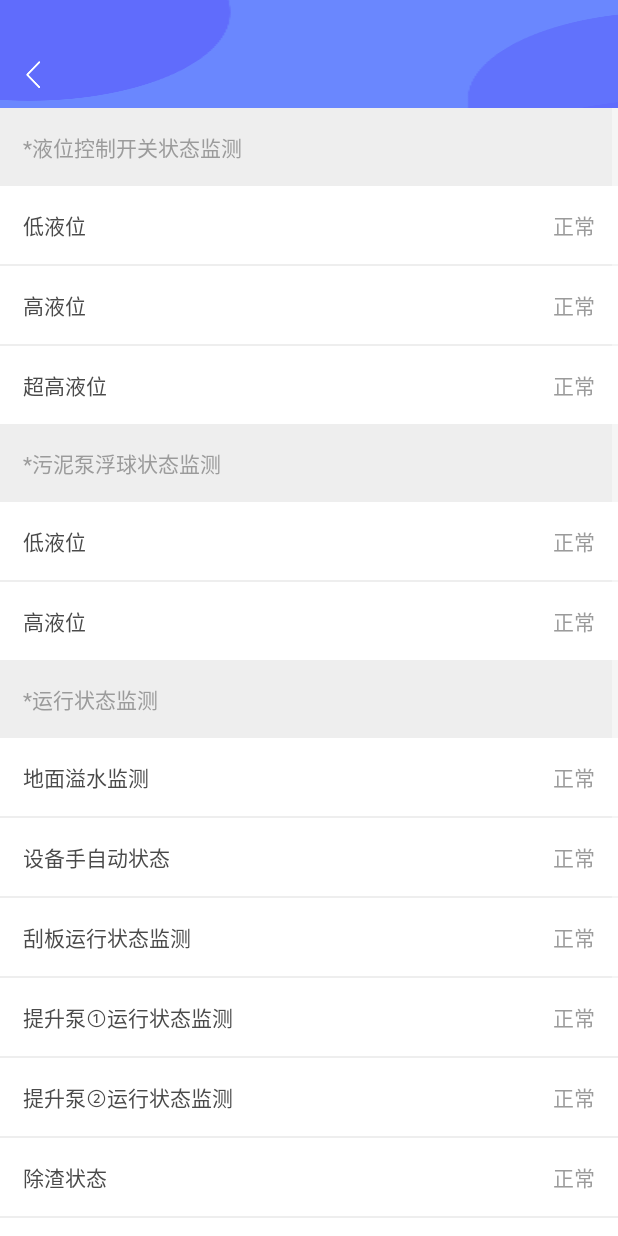
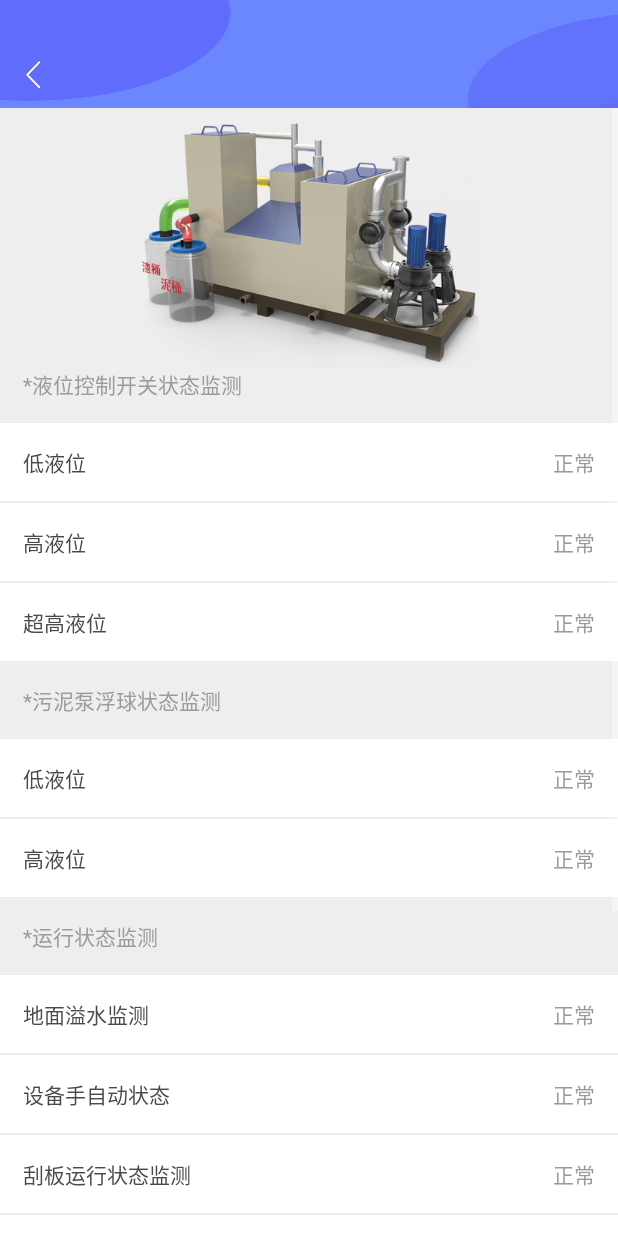
Before and after one commit to marufei/AlarmPro, an Android app: the PartInfoActivity screen opened directly, with no data from a screen before it, on a phone screen of 412 x 824 dp. Run offline under Robolectric (Android 15) with nearby library versions, the phone set to English and light mode, and no system bars; libraries missing offline, so code that uses them is left out: com.alibaba.sdk, com.wang.avi, net.igenius.mqttservice; network calls fail; pictures from the network do not load; 1 statement that could not run was skipped.

Commit message:
APP优化 review by MaRufei

```diff
--- a/app/src/main/java/com/huikezk/alarmpro/activity/PartInfoActivity.java
+++ b/app/src/main/java/com/huikezk/alarmpro/activity/PartInfoActivity.java
@@ -171,7 +171,7 @@ public class PartInfoActivity extends BaseActivity implements MyReceiver.OnMyRec
             } else if (SaveUtils.getString(content).equals(ALARM)) {
                 view.setTextColor(getResources().getColor(R.color.red_f6));
             } else {
-                view.setTextColor(getResources().getColor(R.color.red_f6));
+                view.setTextColor(getResources().getColor(R.color.gray_9b));
             }
             view.setText(SaveUtils.getString(content));
 
--- a/app/src/main/java/com/huikezk/alarmpro/fragment/MineFragment.java
+++ b/app/src/main/java/com/huikezk/alarmpro/fragment/MineFragment.java
@@ -199,7 +199,6 @@ public class MineFragment extends BaseFragment implements View.OnClickListener {
                     if (status.equals("1")) {
                         MyUtils.Loge("lbw", "===mqtt onDestroy");
                         MQTTServiceCommand.disconnect(getActivity().getApplicationContext());
-//                        getActivity().stopService(new Intent(getActivity().getApplicationContext(), MyMqttService.class));
                         SaveUtils.removeAllData();
                         MyApplication.finishAllActivity();
                         ActivityUtil.exitAll();
--- a/app/src/main/java/com/huikezk/alarmpro/fragment/RepairFragment.java
+++ b/app/src/main/java/com/huikezk/alarmpro/fragment/RepairFragment.java
@@ -48,8 +48,6 @@ public class RepairFragment extends BaseFragment implements View.OnClickListener
 
     @Override
     protected void lazyLoad() {
-        list.clear();
-        list.addAll(SaveUtils.getAllEndWithKey("repair"));
         if (fragment_repair_null!=null) {
             initData();
             initReceiver();
@@ -84,7 +82,8 @@ public class RepairFragment extends BaseFragment implements View.OnClickListener
     }
 
     private void initData() {
-
+        list.clear();
+        list.addAll(SaveUtils.getAllEndWithKey("repair"));
         if (list != null && list.size() > 0) {
             List<String> proList = new ArrayList<>();
             for (String str : list) {
--- a/app/src/main/java/com/huikezk/alarmpro/utils/MyUtils.java
+++ b/app/src/main/java/com/huikezk/alarmpro/utils/MyUtils.java
@@ -68,7 +68,7 @@ public class MyUtils {
     public static Toast mToast;
     private static Pattern mPattern;
     private static Matcher mMatcher;
-    public static boolean logStatus = true;
+    public static boolean logStatus = false;
 
     public static void Loge(String TAG, String msg) {
         try {
--- a/app/src/main/res/layout/activity_part_info.xml
+++ b/app/src/main/res/layout/activity_part_info.xml
@@ -17,11 +17,17 @@
             android:layout_width="match_parent"
             android:layout_height="match_parent"
             android:orientation="vertical">
+            <ImageView
+                android:layout_marginTop="10dp"
+                android:layout_width="match_parent"
+                android:layout_height="wrap_content"
+                android:src="@mipmap/gyj_pic"/>
             <!---->
             <TextView
                 android:layout_width="match_parent"
                 android:layout_height="wrap_content"
-                android:padding="15dp"
+                android:paddingLeft="15dp"
+                android:paddingBottom="15dp"
                 android:text="*液位控制开关状态监测"
                 android:textColor="@color/gray_9b" />
 
```
Also changed, not shown: app/build.gradle (+16 -13 lines), app/src/main/java/com/huikezk/alarmpro/activity/SplashActivity.java (+23 -14 lines), app/src/main/java/com/huikezk/alarmpro/fragment/HomeFragment.java (+14 -3 lines), app/src/main/java/com/huikezk/alarmpro/fragment/NewsFragment.java (+4 -3 lines), app/src/main/java/com/huikezk/alarmpro/utils/SaveUtils.java (+18 -0 lines), app/src/main/res/mipmap-xhdpi/gyj_pic.png (added).
